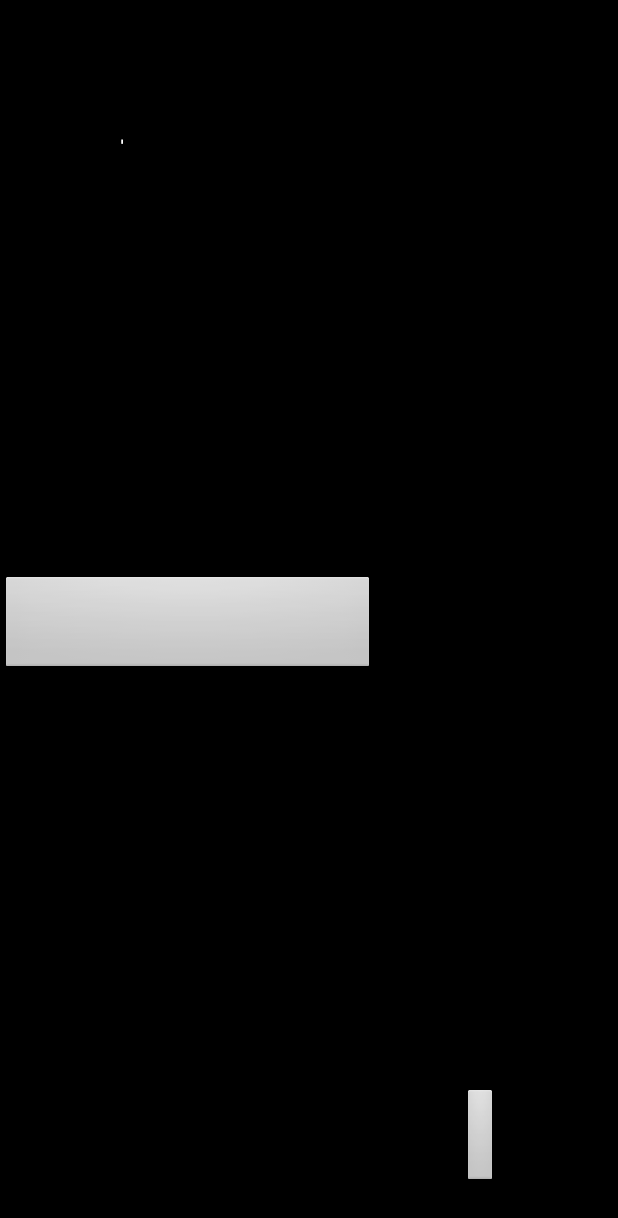
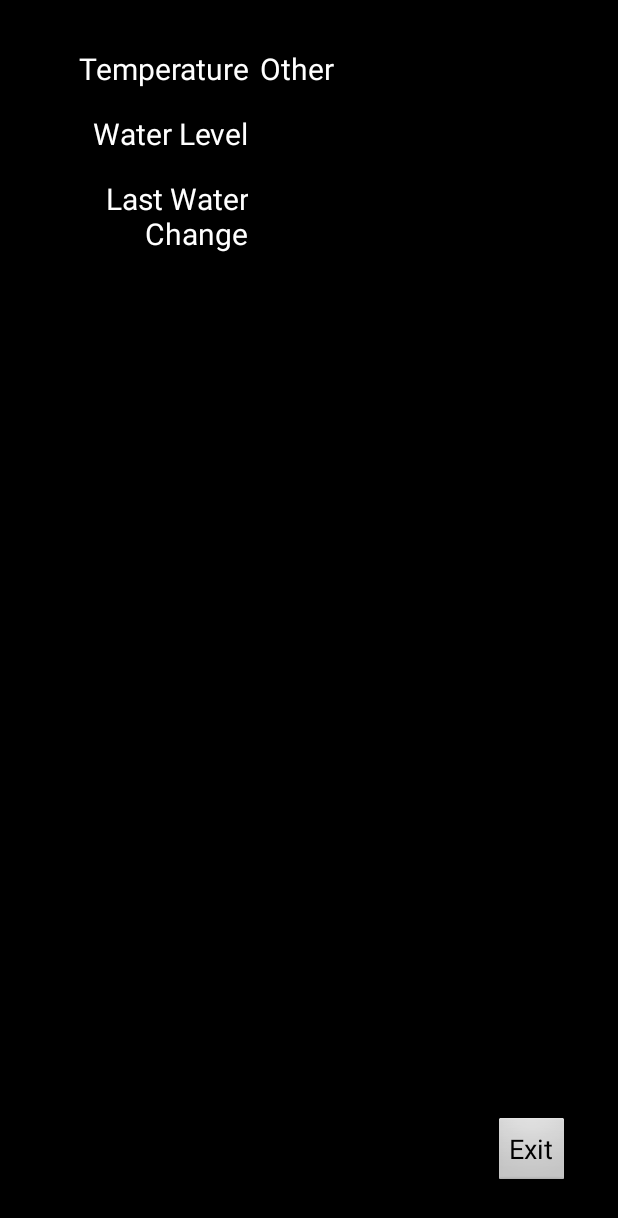
Before and after one commit to buelowp/aquariumdisplay, an Android app: the screen it shows after launch (DataviewActivity), on a phone screen of 412 x 824 dp. Shown: the top 1218 px of the screen. Run offline under Robolectric (Android 15) with nearby library versions, the phone set to English and light mode, and no system bars; libraries missing offline, so code that uses them is left out: org.eclipse.paho; 7 statements that could not run were skipped.

Commit message:
Getting closer
* Now I can get MQTT messages, but it's still not working right
* TextView objects never update

```diff
--- a/app/src/main/java/com/home/pete/aquarium/Constants.java
+++ b/app/src/main/java/com/home/pete/aquarium/Constants.java
@@ -1,7 +1,7 @@
 package com.home.pete.aquarium;
 
 public class Constants {
-    public static final String MQTT_BROKER_URL = "tcp://mqttserver:1883";
+    public static final String MQTT_BROKER_URL = "tcp://172.24.1.13:1883";
     public static final String CLIENT_ID = "rpiandroid";
     public static final String TOPIC = "aquarium/#";
 }
--- a/app/src/main/java/com/home/pete/aquarium/DataviewActivity.java
+++ b/app/src/main/java/com/home/pete/aquarium/DataviewActivity.java
@@ -14,7 +14,10 @@ import org.eclipse.paho.client.mqttv3.MqttConnectOptions;
 import org.eclipse.paho.client.mqttv3.MqttException;
 import org.eclipse.paho.client.mqttv3.MqttCallback;
 import org.eclipse.paho.client.mqttv3.MqttMessage;
+import org.eclipse.paho.client.mqttv3.persist.MemoryPersistence;
 
+import java.nio.ByteBuffer;
+import java.util.Arrays;
 import java.util.Calendar;
 import java.util.Date;
 
@@ -41,11 +44,12 @@ import java.util.Date;
 public class DataviewActivity extends Activity {
     private static final String TAG = DataviewActivity.class.getSimpleName();
 
-    private IMqttClient client;
+    IMqttClient client;
 
     TextView m_temperature;
     TextView m_level;
     Button m_dateChange;
+    boolean m_success;
 
     @Override
     protected void onCreate(Bundle savedInstanceState) {
@@ -53,28 +57,34 @@ public class DataviewActivity extends Activity {
         setContentView(R.layout.activity_dataview);
 
         try {
-            client = new MqttClient(Constants.MQTT_BROKER_URL, Constants.CLIENT_ID);
+            client = new MqttClient(Constants.MQTT_BROKER_URL, Constants.CLIENT_ID, new MemoryPersistence());
+            m_success = true;
+            Log.d(TAG, "Able to create a new client");
         }
         catch (MqttException e) {
-            Log.e(TAG, e.toString());
+            Log.e(TAG, "Error creating new MQTT client: " + e.toString());
+            Log.e(TAG, "Reason Code:" + e.getReasonCode());
+            m_success = false;
         }
 
+        if (m_success) {
             MqttConnectOptions options = new MqttConnectOptions();
             options.setCleanSession(true);
-        options.setConnectionTimeout(10);
-        client.setCallback(new SimpleMqttCallBack());
+            options.setConnectionTimeout(60);
 
             try {
                 client.connect(options);
                 client.subscribe("aquarium/#");
-        }
-        catch (MqttException e) {
+            } catch (MqttException e) {
                 Log.e(TAG, e.toString());
             }
+            client.setCallback(new SimpleMqttCallBack());
+        }
 
-        m_temperature = findViewById(R.id.tempTextView);
-        m_level = findViewById(R.id.waterLevelTextView);
+        m_temperature = findViewById(R.id.tempValue);
+        m_level = findViewById(R.id.levelValue);
         m_dateChange = findViewById(R.id.buttonDateChange);
+        m_temperature.setText("Other");
     }
 
     @Override
@@ -88,19 +98,33 @@ public class DataviewActivity extends Activity {
         super.onDestroy();
     }
 
-    public class SimpleMqttCallBack implements MqttCallback {
+    public class SimpleMqttCallBack implements MqttCallback
+    {
         public void connectionLost(Throwable throwable) {
-            System.out.println("Connection to MQTT broker lost!");
+            Log.e(TAG, "Connection to MQTT broker lost!");
+            MqttConnectOptions options = new MqttConnectOptions();
+            options.setCleanSession(true);
+            options.setConnectionTimeout(10);
+            try {
+                client.connect(options);
+                client.subscribe("aquarium/#");
+            } catch (MqttException e) {
+                Log.e(TAG, e.toString());
+            }
+//            client.setCallback(new SimpleMqttCallBack());
+            Log.d(TAG, "MQTT reconnect attempt");
         }
 
         public void messageArrived(String s, MqttMessage mqttMessage) throws Exception {
             if (s.equals("aquarium/temperature")) {
-                byte[] p = mqttMessage.getPayload();
-                m_temperature.setText(p.toString());
+                Double value = new Double(new String(mqttMessage.getPayload()));
+                String result = value.toString();
+//                Log.d(TAG, result);
+                m_temperature.setText(result);
             }
             if (s.equals("aquarium/waterlevel")) {
                 byte[] p = mqttMessage.getPayload();
-                m_level.setText(p.toString());
+                m_level.setText("Other Text");
             }
         }
 
--- a/app/src/main/res/layout/activity_dataview.xml
+++ b/app/src/main/res/layout/activity_dataview.xml
@@ -10,94 +10,101 @@
 
     <TextView
         android:id="@+id/tempTextView"
-        android:layout_width="250dp"
+        android:layout_width="200px"
         android:layout_height="wrap_content"
-        android:layout_marginStart="80dp"
-        android:layout_marginTop="80dp"
+        android:layout_marginStart="32dp"
+        android:layout_marginTop="32dp"
         android:background="@android:color/background_dark"
         android:fontFamily="sans-serif"
+        android:gravity="right"
         android:text="@string/temperature"
-        android:textAlignment="center"
         android:textColor="@android:color/white"
-        android:textSize="36sp"
+        android:textSize="20sp"
         app:layout_constraintStart_toStartOf="parent"
         app:layout_constraintTop_toTopOf="parent" />
 
     <TextView
         android:id="@+id/waterLevelTextView"
-        android:layout_width="250dp"
+        android:layout_width="200px"
         android:layout_height="wrap_content"
-        android:layout_marginTop="80dp"
-        android:layout_marginEnd="80dp"
+        android:layout_marginStart="32dp"
+        android:layout_marginTop="16dp"
         android:background="@android:color/background_dark"
         android:fontFamily="sans-serif"
-        android:textAlignment="center"
+        android:gravity="right"
+        android:text="@string/Waterlevel"
         android:textColor="@android:color/white"
-        android:textSize="36sp"
-        app:layout_constraintEnd_toEndOf="parent"
-        app:layout_constraintTop_toTopOf="parent"
-        tools:text="@string/Waterlevel" />
-
-    <TextView
-        android:id="@+id/tempValue"
-        android:layout_width="250dp"
-        android:layout_height="wrap_content"
-        android:layout_marginStart="80dp"
-        android:layout_marginTop="32dp"
-        android:background="@android:color/background_dark"
-        android:textAlignment="center"
-        android:textColor="@android:color/white"
-        android:textSize="36sp"
+        android:textSize="20sp"
         app:layout_constraintStart_toStartOf="parent"
         app:layout_constraintTop_toBottomOf="@+id/tempTextView" />
 
     <TextView
+        android:id="@+id/tempValue"
+        android:layout_width="wrap_content"
+        android:layout_height="wrap_content"
+        android:layout_marginStart="8dp"
+        android:layout_marginTop="32dp"
+        android:background="@android:color/background_dark"
+        android:gravity="center"
+        android:textColor="@android:color/white"
+        android:textSize="20sp"
+        app:layout_constraintStart_toEndOf="@+id/tempTextView"
+        app:layout_constraintTop_toTopOf="parent" />
+
+    <TextView
         android:id="@+id/levelValue"
-        android:layout_width="250dp"
+        android:layout_width="50px"
         android:layout_height="wrap_content"
-        android:layout_marginTop="32dp"
-        android:layout_marginEnd="80dp"
+        android:layout_marginStart="8dp"
+        android:layout_marginTop="16dp"
         android:background="@android:color/background_dark"
-        android:textAlignment="center"
+        android:contentDescription="Input value for water level"
+        android:fontFamily="sans-serif"
+        android:gravity="left"
         android:textColor="@android:color/white"
-        android:textSize="36sp"
-        app:layout_constraintEnd_toEndOf="parent"
-        app:layout_constraintTop_toBottomOf="@+id/waterLevelTextView" />
+        android:textSize="20sp"
+        app:layout_constraintStart_toEndOf="@+id/waterLevelTextView"
+        app:layout_constraintTop_toBottomOf="@+id/tempValue" />
 
     <TextView
         android:id="@+id/waterChange"
-        android:layout_width="250dp"
-        android:layout_height="110dp"
-        android:layout_marginStart="80dp"
-        android:layout_marginTop="32dp"
+        android:layout_width="200px"
+        android:layout_height="0dp"
+        android:layout_marginStart="32dp"
+        android:layout_marginTop="16dp"
         android:contentDescription="Display last water change date"
-        android:textAlignment="center"
-        android:textSize="36sp"
+        android:fontFamily="sans-serif"
+        android:gravity="right"
+        android:text="@string/waterchange"
+        android:textColor="@android:color/white"
+        android:textSize="20sp"
         app:layout_constraintStart_toStartOf="parent"
-        app:layout_constraintTop_toBottomOf="@+id/tempValue"
-        tools:text="@string/waterchange" />
+        app:layout_constraintTop_toBottomOf="@+id/waterLevelTextView" />
 
     <Button
         android:id="@+id/buttonDateChange"
-        android:layout_width="250dp"
-        android:layout_height="wrap_content"
-        android:layout_marginTop="32dp"
+        android:layout_width="200px"
+        android:layout_height="50px"
+        android:layout_marginStart="8dp"
+        android:layout_marginTop="16dp"
+        android:background="@android:color/background_dark"
+        android:gravity="left"
         android:onClick="setWaterChangeDate"
-        android:textAlignment="center"
-        android:textSize="36sp"
-        app:layout_constraintTop_toBottomOf="@+id/waterChange"
-        tools:layout_editor_absoluteX="80dp" />
+        android:textSize="20sp"
+        app:layout_constraintStart_toEndOf="@+id/waterChange"
+        app:layout_constraintTop_toBottomOf="@+id/levelValue" />
 
     <Button
-        android:id="@+id/button2"
+        android:id="@+id/exitButton"
         android:layout_width="wrap_content"
         android:layout_height="wrap_content"
-        android:layout_marginEnd="80dp"
+        android:layout_marginEnd="32dp"
         android:layout_marginBottom="32dp"
+        android:gravity="center"
         android:onClick="exitView"
-        android:textSize="36sp"
+        android:text="@string/exitdataview"
+        android:textSize="18sp"
         app:layout_constraintBottom_toBottomOf="parent"
-        app:layout_constraintEnd_toEndOf="parent"
-        tools:text="@string/exitdataview" />
+        app:layout_constraintEnd_toEndOf="parent" />
 
 </android.support.constraint.ConstraintLayout>
```
Also changed, not shown: app/src/main/res/layout/activity_main.xml (+29 -20 lines), 1 other file. Lines whose indentation alone changed are shown as unchanged.
